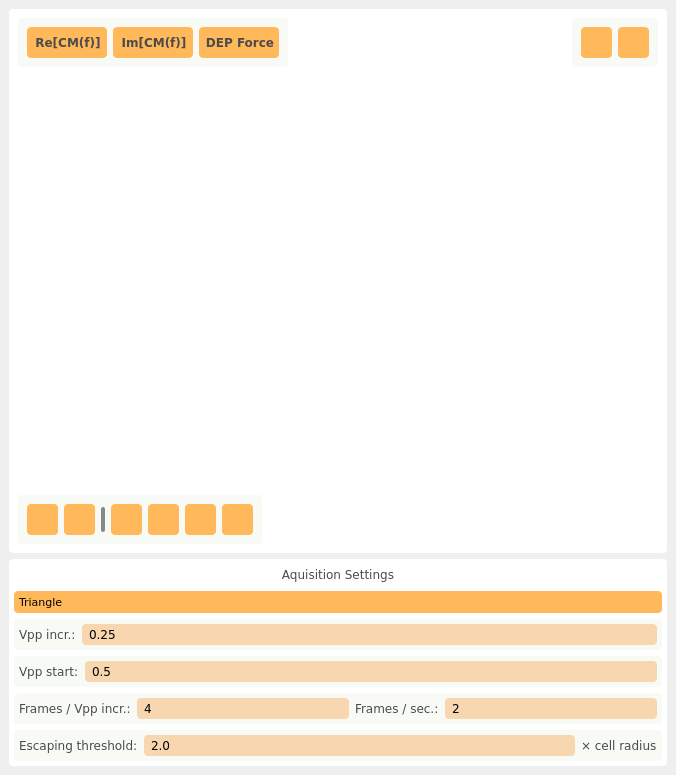
First picture: the form in ui/main.ui, repository IoanTivig/OpenDEP_View, before the edit.
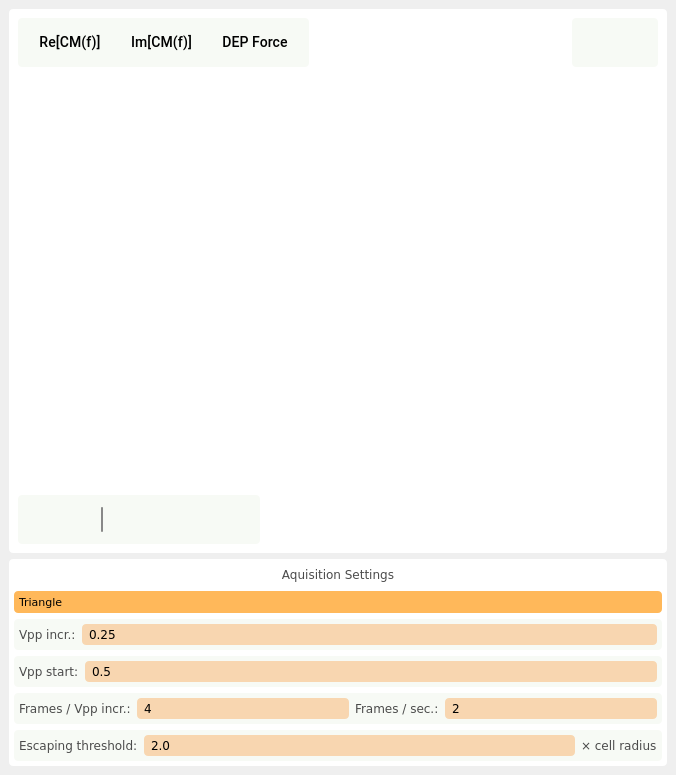
Second picture: the form after the edit. Icons and pictures are not drawn. Custom widgets are drawn as their Qt base class.

Diff of the .ui file:
```diff
--- a/ui/main.ui
+++ b/ui/main.ui
@@ -62,27 +62,44 @@
               </property>
               <property name="font">
                <font>
-                <family>Verdana</family>
-                <pointsize>9</pointsize>
-                <weight>75</weight>
+                <family>Roboto</family>
+                <pointsize>-1</pointsize>
+                <weight>62</weight>
+                <italic>false</italic>
                 <bold>true</bold>
                </font>
               </property>
               <property name="styleSheet">
-               <string notr="true">QPushButton {
-	border-radius: 4px;
-	background-color: rgb(255, 184, 90);
-	padding-left: 2px;
-	color: rgb(75, 75, 75);
+               <string notr="true">/* Normal State */
+QPushButton {
+    background-color: transparent;
+    border-radius: 5px; /* Ensure radius fits within button dimensions */
+    padding: 6px 12px; /* Adjust padding to fit content */
+    font-family: 'Roboto', sans-serif;
+    font-style: normal;
+    font-weight: 500;
+    font-size: 14px;
+    line-height: 20px;
+    letter-spacing: 0.1px;
+    text-align: center;
+    transition: background-color 0.3s, color 0.3s, border-color 0.3s;  /* Smooth transition for hover effects */
 }
-QPushButton:hover{
-	background-color: rgb(248,214,176);	
+
+/* Hover State */
+QPushButton:hover {
+    background-color: rgba(255, 152, 0, 0.08);  /* Light primary color background */
 }
-QPushButton:pressed{
-	background-color: rgb(179, 197, 192);
+
+/* Pressed State */
+QPushButton:pressed {
+    background-color: rgba(255, 152, 0, 0.12);  /* Slightly darker primary color background */
 }
-QPushButton:disabled{
-	background-color: rgb(243, 239, 219);
+
+/* Disabled State */
+QPushButton:disabled {
+    background-color: transparent;
+    color: rgba(255, 152, 0, 0.38);  /* Disabled text color */
+    border: 2px solid rgba(255, 152, 0, 0.38);  /* Disabled border color */
 }</string>
               </property>
               <property name="text">
@@ -100,27 +117,44 @@
               </property>
               <property name="font">
                <font>
-                <family>Verdana</family>
-                <pointsize>9</pointsize>
-                <weight>75</weight>
+                <family>Roboto</family>
+                <pointsize>-1</pointsize>
+                <weight>62</weight>
+                <italic>false</italic>
                 <bold>true</bold>
                </font>
               </property>
               <property name="styleSheet">
-               <string notr="true">QPushButton {
-	border-radius: 4px;
-	background-color: rgb(255, 184, 90);
-	padding-left: 2px;
-	color: rgb(75, 75, 75);
+               <string notr="true">/* Normal State */
+QPushButton {
+    background-color: transparent;
+    border-radius: 5px; /* Ensure radius fits within button dimensions */
+    padding: 6px 12px; /* Adjust padding to fit content */
+    font-family: 'Roboto', sans-serif;
+    font-style: normal;
+    font-weight: 500;
+    font-size: 14px;
+    line-height: 20px;
+    letter-spacing: 0.1px;
+    text-align: center;
+    transition: background-color 0.3s, color 0.3s, border-color 0.3s;  /* Smooth transition for hover effects */
 }
-QPushButton:hover{
-	background-color: rgb(248,214,176);	
+
+/* Hover State */
+QPushButton:hover {
+    background-color: rgba(255, 152, 0, 0.08);  /* Light primary color background */
 }
-QPushButton:pressed{
-	background-color: rgb(179, 197, 192);
+
+/* Pressed State */
+QPushButton:pressed {
+    background-color: rgba(255, 152, 0, 0.12);  /* Slightly darker primary color background */
 }
-QPushButton:disabled{
-	background-color: rgb(243, 239, 219);
+
+/* Disabled State */
+QPushButton:disabled {
+    background-color: transparent;
+    color: rgba(255, 152, 0, 0.38);  /* Disabled text color */
+    border: 2px solid rgba(255, 152, 0, 0.38);  /* Disabled border color */
 }</string>
               </property>
               <property name="text">
@@ -138,27 +172,44 @@
               </property>
               <property name="font">
                <font>
-                <family>Verdana</family>
-                <pointsize>9</pointsize>
-                <weight>75</weight>
+                <family>Roboto</family>
+                <pointsize>-1</pointsize>
+                <weight>62</weight>
+                <italic>false</italic>
                 <bold>true</bold>
                </font>
               </property>
               <property name="styleSheet">
-               <string notr="true">QPushButton {
-	border-radius: 4px;
-	background-color: rgb(255, 184, 90);
-	padding-left: 2px;
-	color: rgb(75, 75, 75);
+               <string notr="true">/* Normal State */
+QPushButton {
+    background-color: transparent;
+    border-radius: 5px; /* Ensure radius fits within button dimensions */
+    padding: 6px 12px; /* Adjust padding to fit content */
+    font-family: 'Roboto', sans-serif;
+    font-style: normal;
+    font-weight: 500;
+    font-size: 14px;
+    line-height: 20px;
+    letter-spacing: 0.1px;
+    text-align: center;
+    transition: background-color 0.3s, color 0.3s, border-color 0.3s;  /* Smooth transition for hover effects */
 }
-QPushButton:hover{
-	background-color: rgb(248,214,176);	
+
+/* Hover State */
+QPushButton:hover {
+    background-color: rgba(255, 152, 0, 0.08);  /* Light primary color background */
 }
-QPushButton:pressed{
-	background-color: rgb(179, 197, 192);
+
+/* Pressed State */
+QPushButton:pressed {
+    background-color: rgba(255, 152, 0, 0.12);  /* Slightly darker primary color background */
 }
-QPushButton:disabled{
-	background-color: rgb(243, 239, 219);
+
+/* Disabled State */
+QPushButton:disabled {
+    background-color: transparent;
+    color: rgba(255, 152, 0, 0.38);  /* Disabled text color */
+    border: 2px solid rgba(255, 152, 0, 0.38);  /* Disabled border color */
 }</string>
               </property>
               <property name="text">
@@ -214,8 +265,11 @@
               </property>
               <property name="font">
                <font>
-                <family>Verdana</family>
-                <pointsize>14</pointsize>
+                <family>Roboto</family>
+                <pointsize>-1</pointsize>
+                <weight>62</weight>
+                <italic>false</italic>
+                <bold>true</bold>
                </font>
               </property>
               <property name="toolTip">
@@ -225,23 +279,41 @@
                <string>&lt;html&gt;&lt;head/&gt;&lt;body&gt;&lt;p&gt;Zoom&lt;/p&gt;&lt;/body&gt;&lt;/html&gt;</string>
               </property>
               <property name="styleSheet">
-               <string notr="true">QPushButton {
-	border-radius: 4px;
-	background-color: rgb(255, 184, 90);
-	padding-left: 2px;
-	color: rgb(75, 75, 75);
+               <string notr="true">
+/* Normal State */
+QPushButton {
+    background-color: transparent;
+    border-radius: 5px; /* Ensure radius fits within button dimensions */
+    padding-left: 2px; /* Adjust padding to fit content */
+	padding-top: 2px; /* Adjust padding to fit content */
+    font-family: 'Roboto', sans-serif;
+    font-style: normal;
+    font-weight: 500;
+    font-size: 14px;
+    line-height: 20px;
+    letter-spacing: 0.1px;
+    text-align: center;
+    transition: background-color 0.3s, color 0.3s, border-color 0.3s;  /* Smooth transition for hover effects */
 	image: url(:/ui/qt/resources/buttons/areaplot_icon.png);
 }
-QPushButton:hover{
-	background-color: rgb(248,214,176);	
+
+/* Hover State */
+QPushButton:hover {
+    background-color: rgba(255, 152, 0, 0.08);  /* Light primary color background */
 	image: url(:/ui/qt/resources/buttons/areaplot_icon.png);
 }
-QPushButton:pressed{
-	background-color: rgb(179, 197, 192);
+
+/* Pressed State */
+QPushButton:pressed {
+    background-color: rgba(255, 152, 0, 0.12);  /* Slightly darker primary color background */
 	image: url(:/ui/qt/resources/buttons/areaplot_icon.png);
 }
-QPushButton:disabled{
-	background-color: rgb(243, 239, 219);
+
+/* Disabled State */
+QPushButton:disabled {
+    background-color: transparent;
+    color: rgba(255, 152, 0, 0.38);  /* Disabled text color */
+    border: 2px solid rgba(255, 152, 0, 0.38);  /* Disabled border color */
 	image: url(:/ui/qt/resources/buttons/areaplot_icon.png);
 }</string>
               </property>
@@ -269,8 +341,11 @@
               </property>
               <property name="font">
                <font>
-                <family>Verdana</family>
-                <pointsize>14</pointsize>
+                <family>Roboto</family>
+                <pointsize>-1</pointsize>
+                <weight>62</weight>
+                <italic>false</italic>
+                <bold>true</bold>
                </font>
               </property>
               <property name="toolTip">
@@ -280,23 +355,40 @@
                <string>&lt;html&gt;&lt;head/&gt;&lt;body&gt;&lt;p&gt;Zoom&lt;/p&gt;&lt;/body&gt;&lt;/html&gt;</string>
               </property>
               <property name="styleSheet">
-               <string notr="true">QPushButton {
-	border-radius: 4px;
-	background-color: rgb(255, 184, 90);
-	padding-left: 2px;
-	color: rgb(75, 75, 75);
+               <string notr="true">
+/* Normal State */
+QPushButton {
+    background-color: transparent;
+    border-radius: 5px; /* Ensure radius fits within button dimensions */
+    padding-left: 2px; /* Adjust padding to fit content */
+    font-family: 'Roboto', sans-serif;
+    font-style: normal;
+    font-weight: 500;
+    font-size: 14px;
+    line-height: 20px;
+    letter-spacing: 0.1px;
+    text-align: center;
+    transition: background-color 0.3s, color 0.3s, border-color 0.3s;  /* Smooth transition for hover effects */
 	image: url(:/ui/qt/resources/buttons/stdevplot_icon.png);
 }
-QPushButton:hover{
-	background-color: rgb(248,214,176);	
+
+/* Hover State */
+QPushButton:hover {
+    background-color: rgba(255, 152, 0, 0.08);  /* Light primary color background */
 	image: url(:/ui/qt/resources/buttons/stdevplot_icon.png);
 }
-QPushButton:pressed{
-	background-color: rgb(179, 197, 192);
+
+/* Pressed State */
+QPushButton:pressed {
+    background-color: rgba(255, 152, 0, 0.12);  /* Slightly darker primary color background */
 	image: url(:/ui/qt/resources/buttons/stdevplot_icon.png);
 }
-QPushButton:disabled{
-	background-color: rgb(243, 239, 219);
+
+/* Disabled State */
+QPushButton:disabled {
+    background-color: transparent;
+    color: rgba(255, 152, 0, 0.38);  /* Disabled text color */
+    border: 2px solid rgba(255, 152, 0, 0.38);  /* Disabled border color */
 	image: url(:/ui/qt/resources/buttons/stdevplot_icon.png);
 }</string>
               </property>
@@ -369,8 +461,11 @@
               </property>
               <property name="font">
                <font>
-                <family>Verdana</family>
-                <pointsize>14</pointsize>
+                <family>Roboto</family>
+                <pointsize>-1</pointsize>
+                <weight>62</weight>
+                <italic>false</italic>
+                <bold>true</bold>
                </font>
               </property>
               <property name="toolTip">
@@ -380,23 +475,39 @@
                <string>&lt;html&gt;&lt;head/&gt;&lt;body&gt;&lt;p&gt;Save Figure&lt;/p&gt;&lt;/body&gt;&lt;/html&gt;</string>
               </property>
               <property name="styleSheet">
-               <string notr="true">QPushButton {
-	border-radius: 4px;
-	background-color: rgb(255, 184, 90);
-	padding-left: 2px;
-	color: rgb(75, 75, 75);
+               <string notr="true">/* Normal State */
+QPushButton {
+    background-color: transparent;
+    border-radius: 5px; /* Ensure radius fits within button dimensions */
+    padding-left: 2px; /* Adjust padding to fit content */
+    font-family: 'Roboto', sans-serif;
+    font-style: normal;
+    font-weight: 500;
+    font-size: 14px;
+    line-height: 20px;
+    letter-spacing: 0.1px;
+    text-align: center;
+    transition: background-color 0.3s, color 0.3s, border-color 0.3s;  /* Smooth transition for hover effects */
 	image: url(:/ui/qt/resources/buttons/save_icon.png);
 }
-QPushButton:hover{
-	background-color: rgb(248,214,176);	
+
+/* Hover State */
+QPushButton:hover {
+    background-color: rgba(255, 152, 0, 0.08);  /* Light primary color background */
 	image: url(:/ui/qt/resources/buttons/save_icon.png);
 }
-QPushButton:pressed{
-	background-color: rgb(179, 197, 192);
+
+/* Pressed State */
+QPushButton:pressed {
+    background-color: rgba(255, 152, 0, 0.12);  /* Slightly darker primary color background */
 	image: url(:/ui/qt/resources/buttons/save_icon.png);
 }
-QPushButton:disabled{
-	background-color: rgb(243, 239, 219);
+
+/* Disabled State */
+QPushButton:disabled {
+    background-color: transparent;
+    color: rgba(255, 152, 0, 0.38);  /* Disabled text color */
+    border: 2px solid rgba(255, 152, 0, 0.38);  /* Disabled border color */
 	image: url(:/ui/qt/resources/buttons/save_icon.png);
 }</string>
               </property>
@@ -424,8 +535,11 @@
               </property>
               <property name="font">
                <font>
-                <family>Verdana</family>
-                <pointsize>14</pointsize>
+                <family>Roboto</family>
+                <pointsize>-1</pointsize>
+                <weight>62</weight>
+                <italic>false</italic>
+                <bold>true</bold>
                </font>
               </property>
               <property name="toolTip">
@@ -435,23 +549,39 @@
                <string>&lt;html&gt;&lt;head/&gt;&lt;body&gt;&lt;p&gt;Properties&lt;/p&gt;&lt;/body&gt;&lt;/html&gt;</string>
               </property>
               <property name="styleSheet">
-               <string notr="true">QPushButton {
-	border-radius: 4px;
-	background-color: rgb(255, 184, 90);
-	padding-left: 2px;
-	color: rgb(75, 75, 75);
+               <string notr="true">/* Normal State */
+QPushButton {
+    background-color: transparent;
+    border-radius: 5px; /* Ensure radius fits within button dimensions */
+    padding-left: 2px; /* Adjust padding to fit content */
+    font-family: 'Roboto', sans-serif;
+    font-style: normal;
+    font-weight: 500;
+    font-size: 14px;
+    line-height: 20px;
+    letter-spacing: 0.1px;
+    text-align: center;
+    transition: background-color 0.3s, color 0.3s, border-color 0.3s;  /* Smooth transition for hover effects */
 	image: url(:/ui/qt/resources/buttons/settings_icon.png);
 }
-QPushButton:hover{
-	background-color: rgb(248,214,176);	
+
+/* Hover State */
+QPushButton:hover {
+    background-color: rgba(255, 152, 0, 0.08);  /* Light primary color background */
 	image: url(:/ui/qt/resources/buttons/settings_icon.png);
 }
-QPushButton:pressed{
-	background-color: rgb(179, 197, 192);
+
+/* Pressed State */
+QPushButton:pressed {
+    background-color: rgba(255, 152, 0, 0.12);  /* Slightly darker primary color background */
 	image: url(:/ui/qt/resources/buttons/settings_icon.png);
 }
-QPushButton:disabled{
-	background-color: rgb(243, 239, 219);
+
+/* Disabled State */
+QPushButton:disabled {
+    background-color: transparent;
+    color: rgba(255, 152, 0, 0.38);  /* Disabled text color */
+    border: 2px solid rgba(255, 152, 0, 0.38);  /* Disabled border color */
 	image: url(:/ui/qt/resources/buttons/settings_icon.png);
 }</string>
               </property>
@@ -464,19 +594,19 @@
              <widget class="Line" name="line_2">
               <property name="minimumSize">
                <size>
-                <width>4</width>
+                <width>2</width>
                 <height>25</height>
                </size>
               </property>
               <property name="maximumSize">
                <size>
-                <width>4</width>
+                <width>2</width>
                 <height>25</height>
                </size>
               </property>
               <property name="styleSheet">
                <string notr="true">background-color: rgb(136, 136, 136);
-border-radius: 2px;</string>
+border-radius: 1px;</string>
               </property>
               <property name="orientation">
                <enum>Qt::Vertical</enum>
@@ -502,8 +632,11 @@
               </property>
               <property name="font">
                <font>
-                <family>Verdana</family>
-                <pointsize>14</pointsize>
+                <family>Roboto</family>
+                <pointsize>-1</pointsize>
+                <weight>62</weight>
+                <italic>false</italic>
+                <bold>true</bold>
                </font>
               </property>
               <property name="toolTip">
@@ -513,23 +646,39 @@
                <string>&lt;html&gt;&lt;head/&gt;&lt;body&gt;&lt;p&gt;Home&lt;/p&gt;&lt;/body&gt;&lt;/html&gt;</string>
               </property>
               <property name="styleSheet">
-               <string notr="true">QPushButton {
-	border-radius: 4px;
-	background-color: rgb(255, 184, 90);
-	padding-left: 2px;
-	color: rgb(75, 75, 75);
+               <string notr="true">/* Normal State */
+QPushButton {
+    background-color: transparent;
+    border-radius: 5px; /* Ensure radius fits within button dimensions */
+    padding-left: 2px; /* Adjust padding to fit content */
+    font-family: 'Roboto', sans-serif;
+    font-style: normal;
+    font-weight: 500;
+    font-size: 14px;
+    line-height: 20px;
+    letter-spacing: 0.1px;
+    text-align: center;
+    transition: background-color 0.3s, color 0.3s, border-color 0.3s;  /* Smooth transition for hover effects */
 	image: url(:/ui/qt/resources/buttons/home_icon.png);
 }
-QPushButton:hover{
-	background-color: rgb(248,214,176);	
+
+/* Hover State */
+QPushButton:hover {
+    background-color: rgba(255, 152, 0, 0.08);  /* Light primary color background */
 	image: url(:/ui/qt/resources/buttons/home_icon.png);
 }
-QPushButton:pressed{
-	background-color: rgb(179, 197, 192);
+
+/* Pressed State */
+QPushButton:pressed {
+    background-color: rgba(255, 152, 0, 0.12);  /* Slightly darker primary color background */
 	image: url(:/ui/qt/resources/buttons/home_icon.png);
 }
-QPushButton:disabled{
-	background-color: rgb(243, 239, 219);
+
+/* Disabled State */
+QPushButton:disabled {
+    background-color: transparent;
+    color: rgba(255, 152, 0, 0.38);  /* Disabled text color */
+    border: 2px solid rgba(255, 152, 0, 0.38);  /* Disabled border color */
 	image: url(:/ui/qt/resources/buttons/home_icon.png);
 }</string>
               </property>
@@ -557,8 +706,11 @@
               </property>
               <property name="font">
                <font>
-                <family>Verdana</family>
-                <pointsize>14</pointsize>
+                <family>Roboto</family>
+                <pointsize>-1</pointsize>
+                <weight>62</weight>
+                <italic>false</italic>
+                <bold>true</bold>
                </font>
               </property>
               <property name="toolTip">
@@ -568,23 +720,39 @@
                <string>&lt;html&gt;&lt;head/&gt;&lt;body&gt;&lt;p&gt;Zoom&lt;/p&gt;&lt;/body&gt;&lt;/html&gt;</string>
               </property>
               <property name="styleSheet">
-               <string notr="true">QPushButton {
-	border-radius: 4px;
-	background-color: rgb(255, 184, 90);
-	padding-left: 2px;
-	color: rgb(75, 75, 75);
+               <string notr="true">/* Normal State */
+QPushButton {
+    background-color: transparent;
+    border-radius: 5px; /* Ensure radius fits within button dimensions */
+    padding-left: 2px; /* Adjust padding to fit content */
+    font-family: 'Roboto', sans-serif;
+    font-style: normal;
+    font-weight: 500;
+    font-size: 14px;
+    line-height: 20px;
+    letter-spacing: 0.1px;
+    text-align: center;
+    transition: background-color 0.3s, color 0.3s, border-color 0.3s;  /* Smooth transition for hover effects */
 	image: url(:/ui/qt/resources/buttons/zoom_icon.png);
 }
-QPushButton:hover{
-	background-color: rgb(248,214,176);	
+
+/* Hover State */
+QPushButton:hover {
+    background-color: rgba(255, 152, 0, 0.08);  /* Light primary color background */
 	image: url(:/ui/qt/resources/buttons/zoom_icon.png);
 }
-QPushButton:pressed{
-	background-color: rgb(179, 197, 192);
+
+/* Pressed State */
+QPushButton:pressed {
+    background-color: rgba(255, 152, 0, 0.12);  /* Slightly darker primary color background */
 	image: url(:/ui/qt/resources/buttons/zoom_icon.png);
 }
-QPushButton:disabled{
-	background-color: rgb(243, 239, 219);
+
+/* Disabled State */
+QPushButton:disabled {
+    background-color: transparent;
+    color: rgba(255, 152, 0, 0.38);  /* Disabled text color */
+    border: 2px solid rgba(255, 152, 0, 0.38);  /* Disabled border color */
 	image: url(:/ui/qt/resources/buttons/zoom_icon.png);
 }</string>
               </property>
@@ -612,8 +780,11 @@
               </property>
               <property name="font">
                <font>
-                <family>Verdana</family>
-                <pointsize>14</pointsize>
+                <family>Roboto</family>
+                <pointsize>-1</pointsize>
+                <weight>62</weight>
+                <italic>false</italic>
+                <bold>true</bold>
                </font>
               </property>
               <property name="toolTip">
@@ -623,23 +794,39 @@
                <string>&lt;html&gt;&lt;head/&gt;&lt;body&gt;&lt;p&gt;Zoom&lt;/p&gt;&lt;/body&gt;&lt;/html&gt;</string>
               </property>
               <property name="styleSheet">
-               <string notr="true">QPushButton {
-	border-radius: 4px;
-	background-color: rgb(255, 184, 90);
-	padding-left: 2px;
-	color: rgb(75, 75, 75);
+               <string notr="true">/* Normal State */
+QPushButton {
+    background-color: transparent;
+    border-radius: 5px; /* Ensure radius fits within button dimensions */
+    padding-left: 2px; /* Adjust padding to fit content */
+    font-family: 'Roboto', sans-serif;
+    font-style: normal;
+    font-weight: 500;
+    font-size: 14px;
+    line-height: 20px;
+    letter-spacing: 0.1px;
+    text-align: center;
+    transition: background-color 0.3s, color 0.3s, border-color 0.3s;  /* Smooth transition for hover effects */
 	image: url(:/ui/qt/resources/buttons/pan_icon.png);
 }
-QPushButton:hover{
-	background-color: rgb(248,214,176);	
+
+/* Hover State */
+QPushButton:hover {
+    background-color: rgba(255, 152, 0, 0.08);  /* Light primary color background */
 	image: url(:/ui/qt/resources/buttons/pan_icon.png);
 }
-QPushButton:pressed{
-	background-color: rgb(179, 197, 192);
+
+/* Pressed State */
+QPushButton:pressed {
+    background-color: rgba(255, 152, 0, 0.12);  /* Slightly darker primary color background */
 	image: url(:/ui/qt/resources/buttons/pan_icon.png);
 }
-QPushButton:disabled{
-	background-color: rgb(243, 239, 219);
+
+/* Disabled State */
+QPushButton:disabled {
+    background-color: transparent;
+    color: rgba(255, 152, 0, 0.38);  /* Disabled text color */
+    border: 2px solid rgba(255, 152, 0, 0.38);  /* Disabled border color */
 	image: url(:/ui/qt/resources/buttons/pan_icon.png);
 }</string>
               </property>
@@ -667,8 +854,11 @@
               </property>
               <property name="font">
                <font>
-                <family>Verdana</family>
-                <pointsize>14</pointsize>
+                <family>Roboto</family>
+                <pointsize>-1</pointsize>
+                <weight>62</weight>
+                <italic>false</italic>
+                <bold>true</bold>
                </font>
               </property>
               <property name="toolTip">
@@ -678,23 +868,39 @@
                <string>&lt;html&gt;&lt;head/&gt;&lt;body&gt;&lt;p&gt;Zoom&lt;/p&gt;&lt;/body&gt;&lt;/html&gt;</string>
               </property>
               <property name="styleSheet">
-               <string notr="true">QPushButton {
-	border-radius: 4px;
-	background-color: rgb(255, 184, 90);
-	padding-left: 2px;
-	color: rgb(75, 75, 75);
+               <string notr="true">/* Normal State */
+QPushButton {
+    background-color: transparent;
+    border-radius: 5px; /* Ensure radius fits within button dimensions */
+    padding-left: 2px; /* Adjust padding to fit content */
+    font-family: 'Roboto', sans-serif;
+    font-style: normal;
+    font-weight: 500;
+    font-size: 14px;
+    line-height: 20px;
+    letter-spacing: 0.1px;
+    text-align: center;
+    transition: background-color 0.3s, color 0.3s, border-color 0.3s;  /* Smooth transition for hover effects */
 	image: url(:/ui/qt/resources/buttons/extend_icon.png);
 }
-QPushButton:hover{
-	background-color: rgb(248,214,176);	
+
+/* Hover State */
+QPushButton:hover {
+    background-color: rgba(255, 152, 0, 0.08);  /* Light primary color background */
 	image: url(:/ui/qt/resources/buttons/extend_icon.png);
 }
-QPushButton:pressed{
-	background-color: rgb(179, 197, 192);
+
+/* Pressed State */
+QPushButton:pressed {
+    background-color: rgba(255, 152, 0, 0.12);  /* Slightly darker primary color background */
 	image: url(:/ui/qt/resources/buttons/extend_icon.png);
 }
-QPushButton:disabled{
-	background-color: rgb(243, 239, 219);
+
+/* Disabled State */
+QPushButton:disabled {
+    background-color: transparent;
+    color: rgba(255, 152, 0, 0.38);  /* Disabled text color */
+    border: 2px solid rgba(255, 152, 0, 0.38);  /* Disabled border color */
 	image: url(:/ui/qt/resources/buttons/extend_icon.png);
 }</string>
               </property>
```
